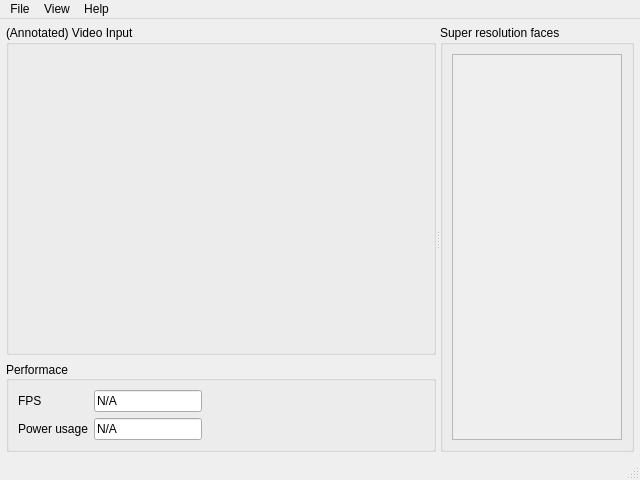
The window that src/assets/main.ui (lukas-schaetzle/face-super-resolution) describes before a commit, drawn with Qt 5.
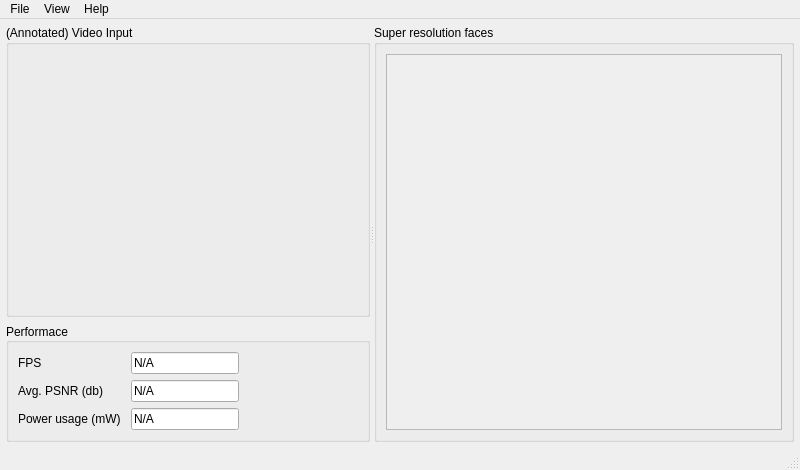
The same window after the commit.

Commit message: Add PSNR calculation

Patch:
```diff
--- a/src/assets/main.ui
+++ b/src/assets/main.ui
@@ -6,8 +6,8 @@
    <rect>
     <x>0</x>
     <y>0</y>
-    <width>640</width>
-    <height>480</height>
+    <width>800</width>
+    <height>470</height>
    </rect>
   </property>
   <property name="windowTitle">
@@ -24,6 +24,12 @@
        <enum>Qt::Horizontal</enum>
       </property>
       <widget class="QWidget" name="widget_2" native="true">
+       <property name="sizePolicy">
+        <sizepolicy hsizetype="Preferred" vsizetype="Preferred">
+         <horstretch>1</horstretch>
+         <verstretch>0</verstretch>
+        </sizepolicy>
+       </property>
        <layout class="QVBoxLayout" name="verticalLayout">
         <property name="leftMargin">
          <number>0</number>
@@ -72,40 +78,46 @@
            <set>Qt::AlignLeading|Qt::AlignLeft|Qt::AlignVCenter</set>
           </property>
           <layout class="QFormLayout" name="formLayout">
+           <property name="sizeConstraint">
+            <enum>QLayout::SetDefaultConstraint</enum>
+           </property>
            <property name="formAlignment">
             <set>Qt::AlignLeading|Qt::AlignLeft|Qt::AlignTop</set>
            </property>
-           <item row="1" column="0">
+           <property name="horizontalSpacing">
+            <number>10</number>
+           </property>
+           <item row="2" column="0">
             <widget class="QLabel" name="label">
              <property name="text">
               <string>FPS</string>
              </property>
             </widget>
            </item>
-           <item row="2" column="0">
+           <item row="4" column="0">
             <widget class="QLabel" name="label_2">
              <property name="text">
-              <string>Power usage</string>
-             </property>
-            </widget>
-           </item>
-           <item row="1" column="1">
-            <widget class="QLineEdit" name="FPSLineEdit">
-             <property name="sizePolicy">
-              <sizepolicy hsizetype="Fixed" vsizetype="Fixed">
-               <horstretch>0</horstretch>
-               <verstretch>0</verstretch>
-              </sizepolicy>
-             </property>
-             <property name="text">
-              <string>N/A</string>
-             </property>
-             <property name="readOnly">
-              <bool>true</bool>
+              <string>Power usage (mW)</string>
              </property>
             </widget>
            </item>
            <item row="2" column="1">
+            <widget class="QLineEdit" name="FPSLineEdit">
+             <property name="sizePolicy">
+              <sizepolicy hsizetype="Fixed" vsizetype="Fixed">
+               <horstretch>0</horstretch>
+               <verstretch>0</verstretch>
+              </sizepolicy>
+             </property>
+             <property name="text">
+              <string>N/A</string>
+             </property>
+             <property name="readOnly">
+              <bool>true</bool>
+             </property>
+            </widget>
+           </item>
+           <item row="4" column="1">
             <widget class="QLineEdit" name="PowerLineEdit">
              <property name="sizePolicy">
               <sizepolicy hsizetype="Fixed" vsizetype="Fixed">
@@ -127,12 +139,47 @@
              </property>
             </widget>
            </item>
+           <item row="3" column="1">
+            <widget class="QLineEdit" name="PSNRLineEdit">
+             <property name="sizePolicy">
+              <sizepolicy hsizetype="Fixed" vsizetype="Fixed">
+               <horstretch>0</horstretch>
+               <verstretch>0</verstretch>
+              </sizepolicy>
+             </property>
+             <property name="minimumSize">
+              <size>
+               <width>0</width>
+               <height>0</height>
+              </size>
+             </property>
+             <property name="text">
+              <string>N/A</string>
+             </property>
+             <property name="readOnly">
+              <bool>true</bool>
+             </property>
+            </widget>
+           </item>
+           <item row="3" column="0">
+            <widget class="QLabel" name="label_3">
+             <property name="text">
+              <string>Avg. PSNR (db)</string>
+             </property>
+            </widget>
+           </item>
           </layout>
          </widget>
         </item>
        </layout>
       </widget>
       <widget class="QGroupBox" name="groupBox_2">
+       <property name="sizePolicy">
+        <sizepolicy hsizetype="Preferred" vsizetype="Preferred">
+         <horstretch>3</horstretch>
+         <verstretch>0</verstretch>
+        </sizepolicy>
+       </property>
        <property name="title">
         <string>Super resolution faces</string>
        </property>
@@ -142,7 +189,16 @@
           <property name="widgetResizable">
            <bool>true</bool>
           </property>
-          <widget class="QWidget" name="scrollAreaWidgetContents"/>
+          <widget class="QWidget" name="scrollAreaWidgetContents">
+           <property name="geometry">
+            <rect>
+             <x>0</x>
+             <y>0</y>
+             <width>217</width>
+             <height>396</height>
+            </rect>
+           </property>
+          </widget>
          </widget>
         </item>
        </layout>
@@ -156,7 +212,7 @@
     <rect>
      <x>0</x>
      <y>0</y>
-     <width>640</width>
+     <width>800</width>
      <height>18</height>
     </rect>
    </property>
```
Left out of the diff: 11 changed lines with no effect on the pictures. The commit also changes 7 other files.
